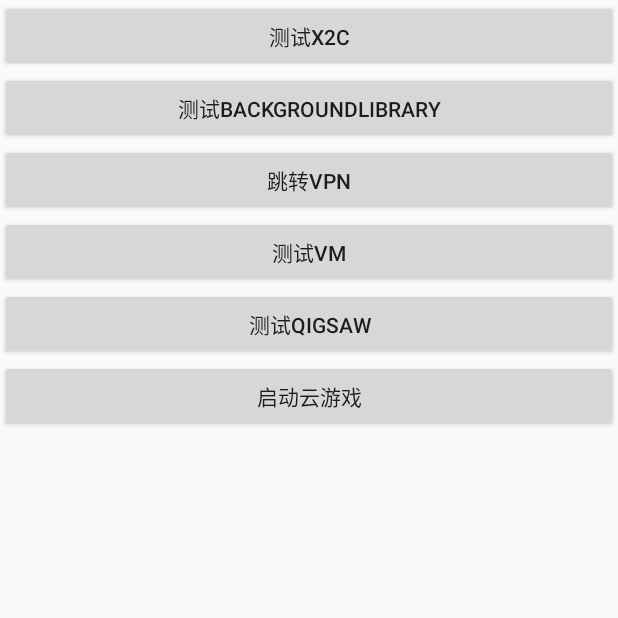
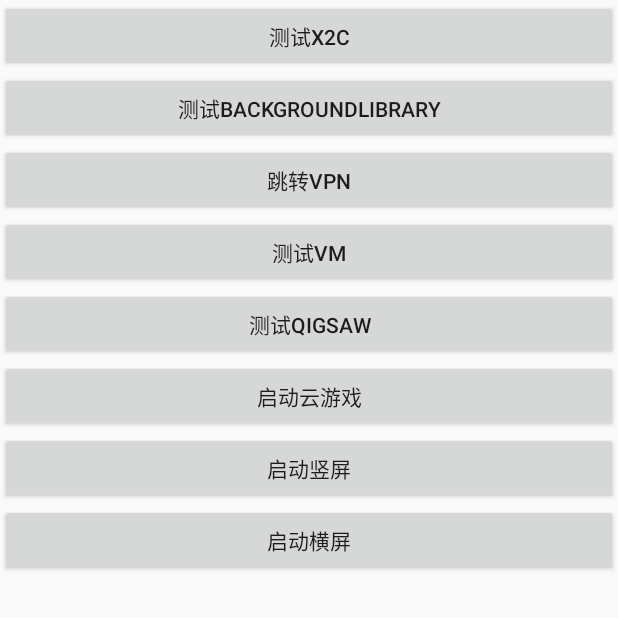
Before and after one commit to sarah21cn/AndroidDemo, an Android app: the screen it shows after launch (MainActivity), on a phone screen of 412 x 824 dp, the top half of it. Run offline under Robolectric (Android 15) with nearby library versions, the phone set to English and light mode, and no system bars; libraries missing offline, so code that uses them is left out: com.google.android.play, com.iqiyi.android; 4 statements that could not run were skipped.

Commit message:
add fullscreen activity
Signed-off-by: yinshan <ys_sarah@163.com>

```diff
--- a/app/src/main/res/layout/activity_main.xml
+++ b/app/src/main/res/layout/activity_main.xml
@@ -49,4 +49,19 @@
     android:text="启动云游戏"
     android:onClick="onClick"/>
 
+  <Button
+    android:id="@+id/vertical_btn"
+    android:layout_width="match_parent"
+    android:layout_height="wrap_content"
+    android:text="启动竖屏"
+    android:onClick="onClick"/>
+
+  <Button
+    android:id="@+id/horizontal_btn"
+    android:layout_width="match_parent"
+    android:layout_height="wrap_content"
+    android:text="启动横屏"
+    android:onClick="onClick"/>
+
+
 </LinearLayout>
--- a/app/src/main/res/values/styles.xml
+++ b/app/src/main/res/values/styles.xml
@@ -8,4 +8,18 @@
     <item name="colorAccent">@color/colorAccent</item>
   </style>
 
+
+  <style name="FullscreenNoTitleWithoutWindowAnimation" parent="@style/AppTheme">
+    <!-- Customize your theme here. -->
+    <item name="colorPrimary">@color/colorPrimary</item>
+    <item name="colorPrimaryDark">@color/colorPrimaryDark</item>
+    <item name="android:windowIsTranslucent">false</item>
+    <item name="android:windowBackground">@android:color/transparent</item>
+    <item name="android:windowFullscreen">true</item>
+    <item name="android:windowNoTitle">true</item>
+    <item name="android:windowTranslucentNavigation">false</item>
+    <item name="android:windowContentOverlay">@null</item>
+    <item name="android:windowAnimationStyle">@null</item>
+  </style>
+
 </resources>
```
Also changed, not shown: app/src/main/AndroidManifest.xml (+8 -0 lines), app/src/main/java/com/ys/androiddemo/MainActivity.java (+12 -2 lines), app/src/main/java/com/ys/androiddemo/fullscreen/FullScreenUtils.java (added, +30 -0 lines), app/src/main/java/com/ys/androiddemo/fullscreen/HorizontalActivity.java (added, +22 -0 lines), app/src/main/java/com/ys/androiddemo/fullscreen/VerticalActivity.java (added, +20 -0 lines), app/src/main/res/layout/activity_fullscreen_activity.xml (added, +17 -0 lines).
